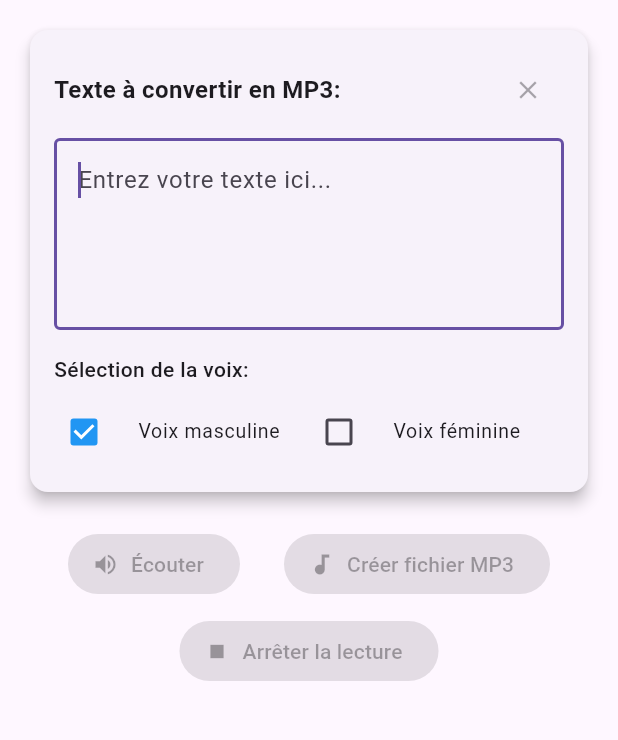
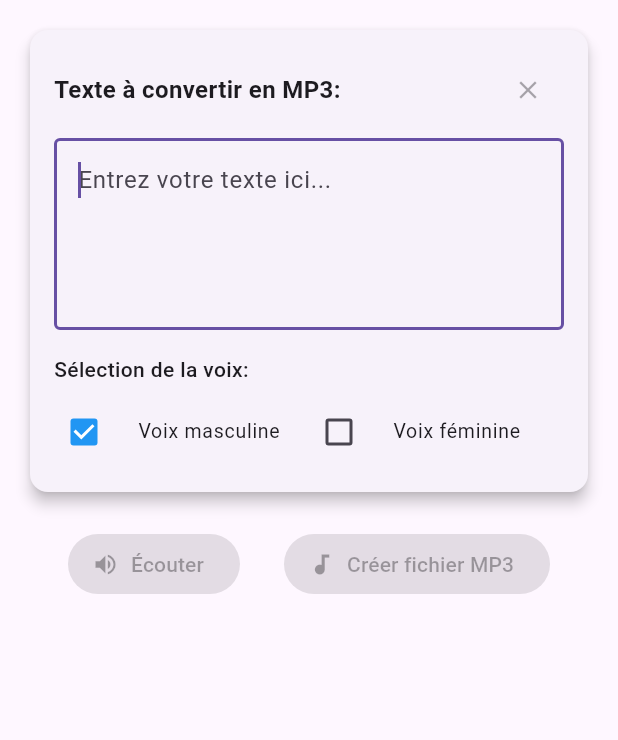
Before and after one commit to Archanciel/text_to_speech, a Flutter app: the screen it shows after launch, on a phone screen of 412 x 824 dp, the part 84-824 px from its top. Run offline on Flutter 3.47's test engine with Material 3 defaults, Android fonts, the phone set to English and light mode, and no system bars; our stand-ins replace audioplayers, file_picker, flutter_tts, logger; missing offline and left inert: window_size.

Commit message:
added listen bottom button transformtion

```diff
--- a/lib/views/text_to_speech_view.dart
+++ b/lib/views/text_to_speech_view.dart
@@ -227,30 +227,31 @@ class _TextToSpeechViewState extends State<TextToSpeechView> {
       Row(
         mainAxisAlignment: MainAxisAlignment.spaceEvenly,
         children: [
+          // Dynamic Listen/Stop button
           ElevatedButton.icon(
-              onPressed:
-                  textToSpeechVMlistenTrue.inputText.trim().isEmpty
+            onPressed: textToSpeechVMlistenTrue.inputText.trim().isEmpty
                 ? null
+                : isAnythingPlaying
+                    ? () => _stopAllAudio(textToSpeechVMlistenTrue)
                     : () => textToSpeechVMlistenTrue.speakText(
                           isVoiceMan: _isVoiceMan,
-                      ), // Pass voice selection
-              icon: Icon(Icons.volume_up),
-              label: Text('Écouter'),
+                        ),
+            icon: Icon(isAnythingPlaying ? Icons.stop : Icons.volume_up),
+            label: Text(isAnythingPlaying ? 'Arrêter la lecture' : 'Écouter'),
             style: ElevatedButton.styleFrom(
-                backgroundColor: Colors.green,
+              backgroundColor: isAnythingPlaying ? Colors.red : Colors.green,
               foregroundColor: Colors.white,
             ),
           ),
+          // MP3 Creation button
           ElevatedButton.icon(
-              onPressed:
-                  textToSpeechVMlistenTrue.inputText.trim().isEmpty
+            onPressed: textToSpeechVMlistenTrue.inputText.trim().isEmpty
                 ? null
                 : () => _showFileNameDialog(
                       context,
                       textToSpeechVMlistenTrue,
                     ),
-              icon:
-                  textToSpeechVMlistenTrue.isConverting
+            icon: textToSpeechVMlistenTrue.isConverting
                 ? SizedBox(
                     width: 16,
                     height: 16,
@@ -269,30 +270,10 @@ class _TextToSpeechViewState extends State<TextToSpeechView> {
           ),
         ],
       ),
-        SizedBox(height: 10),
-        Row(
-          mainAxisAlignment: MainAxisAlignment.spaceEvenly,
-          children: [
-            ElevatedButton.icon(
-              // Enable when either TTS is speaking OR audio file is playing
-              onPressed:
-                  isAnythingPlaying
-                      ? () => _stopAllAudio(textToSpeechVMlistenTrue)
-                      : null,
-              icon: Icon(Icons.stop),
-              label: Text('Arrêter la lecture'),
-              style: ElevatedButton.styleFrom(
-                // Dynamic color based on any playing state
-                backgroundColor: isAnythingPlaying ? Colors.red : Colors.grey,
-                foregroundColor: Colors.white,
-              ),
-            ),
-          ],
-        ),
+      // Remove the second row with the separate stop button
     ],
   );
 }
-
   // Method to stop all audio (both TTS and audio file playback)
   void _stopAllAudio(TextToSpeechVM viewModel) {
     // Stop TTS speaking
```
Lines whose indentation alone changed are shown as unchanged.
